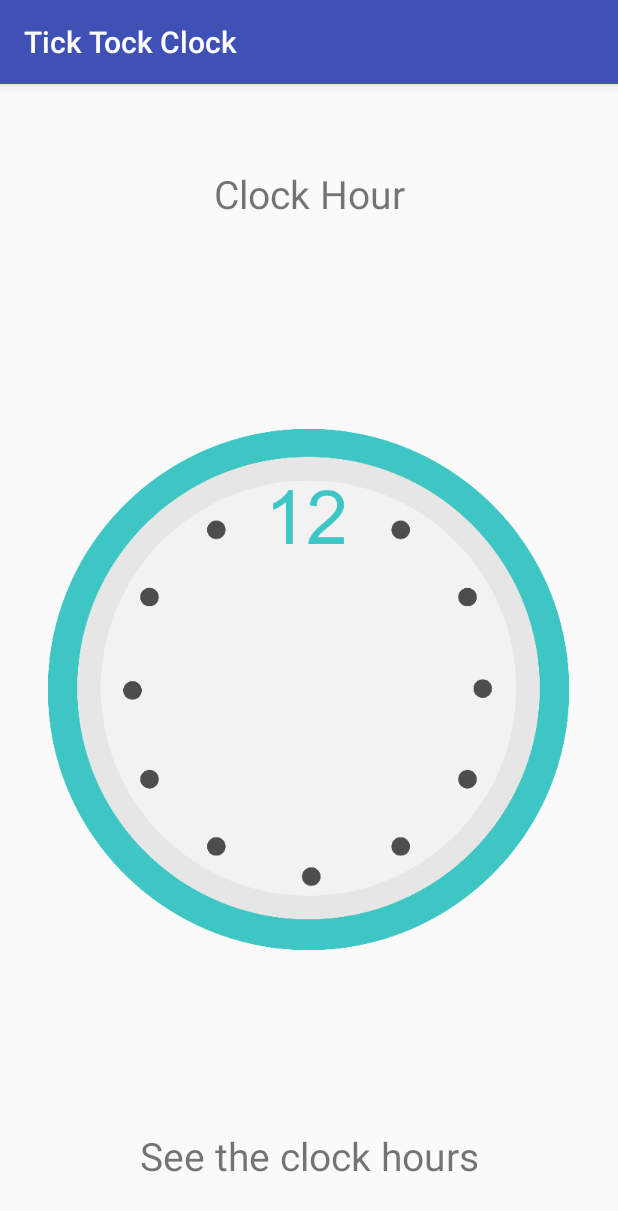
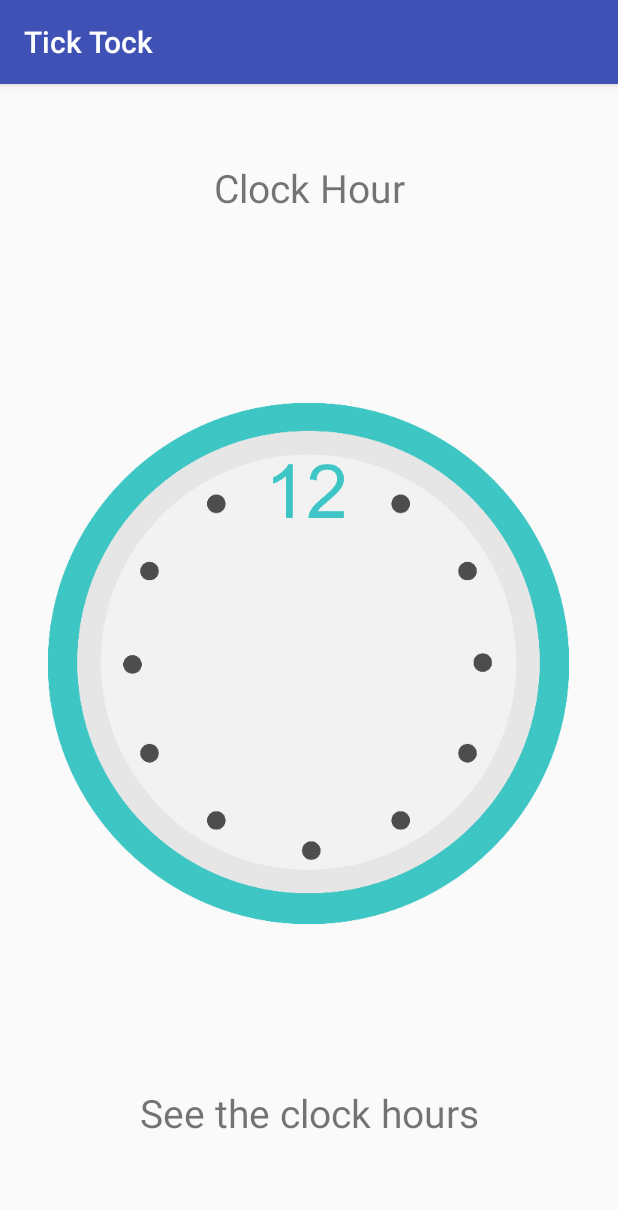
Before and after one commit to Teo-BH/android-study-jam, an Android app: the HourCountActivity screen opened directly, with no data from a screen before it, on a phone screen of 412 x 824 dp. Shown: the top 1211 px of the screen. Run offline under Robolectric (Android 15) with nearby library versions, the phone set to English and light mode, and no system bars.

Commit message:
Revisão dos textos e nome das imagens da activity de contagem de horas

```diff
--- a/projects/TickTockClock/app/src/main/java/br/com/teobaldo/ticktockclock/HourCountActivity.java
+++ b/projects/TickTockClock/app/src/main/java/br/com/teobaldo/ticktockclock/HourCountActivity.java
@@ -26,18 +26,18 @@ public class HourCountActivity extends AppCompatActivity {
     private TextView textView;
 
     int []imageArray = {
-            R.drawable.clock_00,
-            R.drawable.clock_01,
-            R.drawable.clock_02,
-            R.drawable.clock_03,
-            R.drawable.clock_04,
-            R.drawable.clock_05,
-            R.drawable.clock_06,
-            R.drawable.clock_07,
-            R.drawable.clock_08,
-            R.drawable.clock_09,
-            R.drawable.clock_10,
-            R.drawable.clock_11
+            R.drawable.clock_hour_00,
+            R.drawable.clock_hour_01,
+            R.drawable.clock_hour_02,
+            R.drawable.clock_hour_03,
+            R.drawable.clock_hour_04,
+            R.drawable.clock_hour_05,
+            R.drawable.clock_hour_06,
+            R.drawable.clock_hour_07,
+            R.drawable.clock_hour_08,
+            R.drawable.clock_hour_09,
+            R.drawable.clock_hour_10,
+            R.drawable.clock_hour_11
     };
 
     int []textArray = {
--- a/projects/TickTockClock/app/src/main/res/layout/activity_hour_count.xml
+++ b/projects/TickTockClock/app/src/main/res/layout/activity_hour_count.xml
@@ -23,7 +23,7 @@
         android:layout_width="wrap_content"
         android:layout_height="wrap_content"
         android:layout_gravity="center"
-        android:src="@drawable/clock_00"
+        android:src="@drawable/clock_hour_00"
         android:layout_weight="5"/>
 
     <TextView
--- a/projects/TickTockClock/app/src/main/res/values/strings.xml
+++ b/projects/TickTockClock/app/src/main/res/values/strings.xml
@@ -1,17 +1,17 @@
 <resources>
-    <string name="app_name">Tick Tock Clock</string>
+    <string name="app_name">Tick Tock</string>
     <string name="hour_count_title">Clock Hour</string>
-    <string name="hour_count_description">See the clock hours</string>
-    <string name="one">one</string>
-    <string name="two">two</string>
-    <string name="three">three</string>
-    <string name="four">four</string>
-    <string name="five">five</string>
-    <string name="six">six</string>
-    <string name="seven">seven</string>
-    <string name="eight">eight</string>
-    <string name="nine">nine</string>
-    <string name="ten">ten</string>
-    <string name="eleven">eleven</string>
-    <string name="twelve">twelve</string>
+    <string name="hour_count_description">See the clock hours\n</string>
+    <string name="one">01:00\nIt\'s one o\'clock</string>
+    <string name="two">02:00\nIt\'s two o\'clock</string>
+    <string name="three">03:00\nIt\'s three o\'clock</string>
+    <string name="four">04:00\nIt\'s four o\'clock</string>
+    <string name="five">05:00\nIt\'s five o\'clock</string>
+    <string name="six">06:00\nIt\'s six o\'clock</string>
+    <string name="seven">07:00\nIt\'s seven o\'clock</string>
+    <string name="eight">08:00\nIt\'s eight o\'clock</string>
+    <string name="nine">09:00\nIt\'s nine o\'clock</string>
+    <string name="ten">10:00\nIt\'s ten o\'clock</string>
+    <string name="eleven">11:00\nIt\'s eleven o\'clock</string>
+    <string name="twelve">12:00\nIt\'s twelve o\'clock</string>
 </resources>
```
Also changed, not shown: projects/TickTockClock/app/src/main/res/drawable-xxxhdpi/clock_hour_00.png (renamed from projects/TickTockClock/app/src/main/res/drawable-xxxhdpi/clock_00.png), projects/TickTockClock/app/src/main/res/drawable-xxxhdpi/clock_hour_01.png (renamed from projects/TickTockClock/app/src/main/res/drawable-xxxhdpi/clock_01.png), projects/TickTockClock/app/src/main/res/drawable-xxxhdpi/clock_hour_02.png (renamed from projects/TickTockClock/app/src/main/res/drawable-xxxhdpi/clock_02.png), projects/TickTockClock/app/src/main/res/drawable-xxxhdpi/clock_hour_03.png (renamed from projects/TickTockClock/app/src/main/res/drawable-xxxhdpi/clock_03.png), projects/TickTockClock/app/src/main/res/drawable-xxxhdpi/clock_hour_04.png (renamed from projects/TickTockClock/app/src/main/res/drawable-xxxhdpi/clock_04.png), projects/TickTockClock/app/src/main/res/drawable-xxxhdpi/clock_hour_05.png (renamed from projects/TickTockClock/app/src/main/res/drawable-xxxhdpi/clock_05.png), projects/TickTockClock/app/src/main/res/drawable-xxxhdpi/clock_hour_06.png (renamed from projects/TickTockClock/app/src/main/res/drawable-xxxhdpi/clock_06.png), projects/TickTockClock/app/src/main/res/drawable-xxxhdpi/clock_hour_07.png (renamed from projects/TickTockClock/app/src/main/res/drawable-xxxhdpi/clock_07.png), projects/TickTockClock/app/src/main/res/drawable-xxxhdpi/clock_hour_08.png (renamed from projects/TickTockClock/app/src/main/res/drawable-xxxhdpi/clock_08.png), projects/TickTockClock/app/src/main/res/drawable-xxxhdpi/clock_hour_09.png (renamed from projects/TickTockClock/app/src/main/res/drawable-xxxhdpi/clock_09.png), projects/TickTockClock/app/src/main/res/drawable-xxxhdpi/clock_hour_10.png (renamed from projects/TickTockClock/app/src/main/res/drawable-xxxhdpi/clock_10.png), projects/TickTockClock/app/src/main/res/drawable-xxxhdpi/clock_hour_11.png (renamed from projects/TickTockClock/app/src/main/res/drawable-xxxhdpi/clock_11.png), 1 other file.
